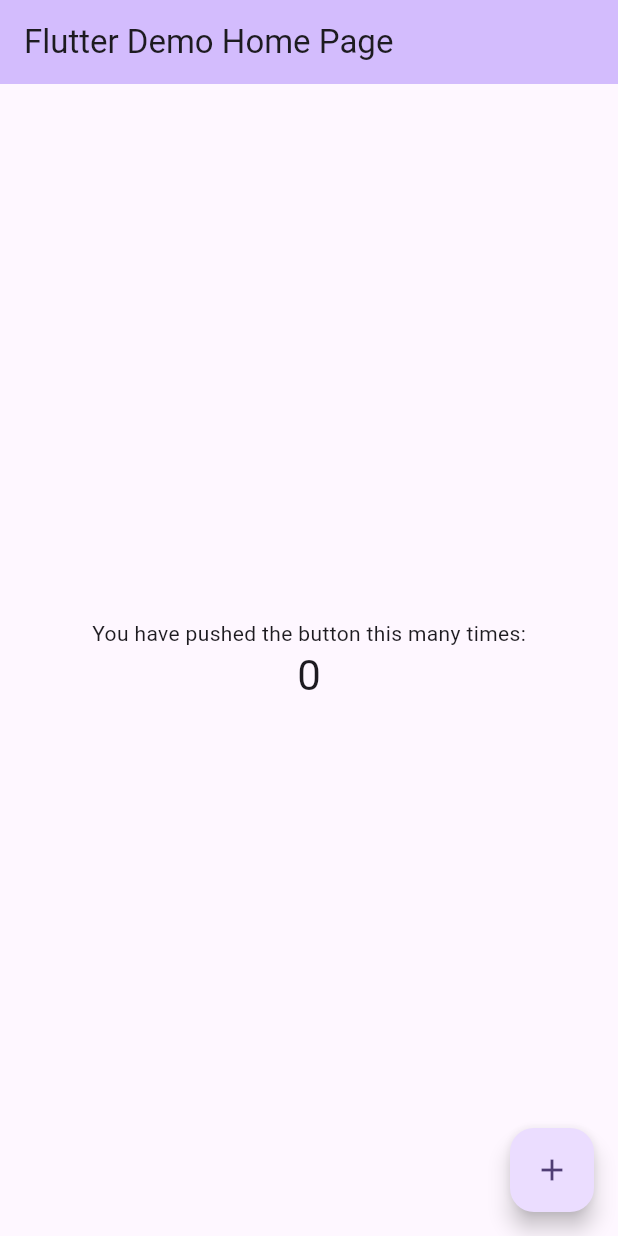
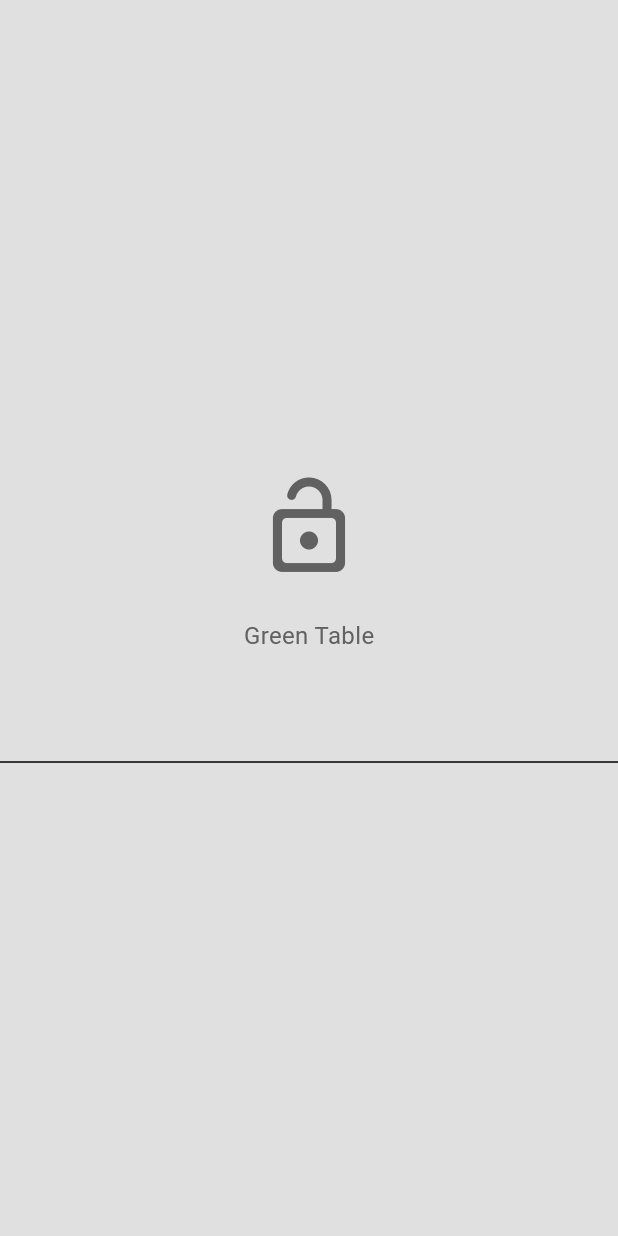
Before and after one commit to Ishan-Hegde/Green-Table, a Flutter app: the screen it shows after launch, on a phone screen of 412 x 824 dp. Run offline on Flutter 3.47's test engine with Material 3 defaults, Android fonts, the phone set to English and light mode, and no system bars.

Commit message:
first push
mitchkoko(6:03)

```diff
--- a/lib/main.dart
+++ b/lib/main.dart
@@ -1,125 +1,24 @@
 import 'package:flutter/material.dart';
+import 'package:green_table/pages/login_page.dart';
+import 'package:green_table/themes/theme_provider.dart';
+import 'package:provider/provider.dart';
 
 void main() {
-  runApp(const MyApp());
+  runApp(ChangeNotifierProvider(
+    create: (context) => ThemeProvider(),
+    child: const MyApp(),
+  ));
 }
 
 class MyApp extends StatelessWidget {
   const MyApp({super.key});
 
-  // This widget is the root of your application.
   @override
   Widget build(BuildContext context) {
     return MaterialApp(
-      title: 'Flutter Demo',
-      theme: ThemeData(
-        // This is the theme of your application.
-        //
-        // TRY THIS: Try running your application with "flutter run". You'll see
-        // the application has a blue toolbar. Then, without quitting the app,
-        // try changing the seedColor in the colorScheme below to Colors.green
-        // and then invoke "hot reload" (save your changes or press the "hot
-        // reload" button in a Flutter-supported IDE, or press "r" if you used
-        // the command line to start the app).
-        //
-        // Notice that the counter didn't reset back to zero; the application
-        // state is not lost during the reload. To reset the state, use hot
-        // restart instead.
-        //
-        // This works for code too, not just values: Most code changes can be
-        // tested with just a hot reload.
-        colorScheme: ColorScheme.fromSeed(seedColor: Colors.deepPurple),
-        useMaterial3: true,
-      ),
-      home: const MyHomePage(title: 'Flutter Demo Home Page'),
+      debugShowCheckedModeBanner: false,
+      home: const LoginPage(),
+      theme: Provider.of<ThemeProvider>(context).themeData,
     );
   }
 }
-
-class MyHomePage extends StatefulWidget {
-  const MyHomePage({super.key, required this.title});
-
-  // This widget is the home page of your application. It is stateful, meaning
-  // that it has a State object (defined below) that contains fields that affect
-  // how it looks.
-
-  // This class is the configuration for the state. It holds the values (in this
-  // case the title) provided by the parent (in this case the App widget) and
-  // used by the build method of the State. Fields in a Widget subclass are
-  // always marked "final".
-
-  final String title;
-
-  @override
-  State<MyHomePage> createState() => _MyHomePageState();
-}
-
-class _MyHomePageState extends State<MyHomePage> {
-  int _counter = 0;
-
-  void _incrementCounter() {
-    setState(() {
-      // This call to setState tells the Flutter framework that something has
-      // changed in this State, which causes it to rerun the build method below
-      // so that the display can reflect the updated values. If we changed
-      // _counter without calling setState(), then the build method would not be
-      // called again, and so nothing would appear to happen.
-      _counter++;
-    });
-  }
-
-  @override
-  Widget build(BuildContext context) {
-    // This method is rerun every time setState is called, for instance as done
-    // by the _incrementCounter method above.
-    //
-    // The Flutter framework has been optimized to make rerunning build methods
-    // fast, so that you can just rebuild anything that needs updating rather
-    // than having to individually change instances of widgets.
-    return Scaffold(
-      appBar: AppBar(
-        // TRY THIS: Try changing the color here to a specific color (to
-        // Colors.amber, perhaps?) and trigger a hot reload to see the AppBar
-        // change color while the other colors stay the same.
-        backgroundColor: Theme.of(context).colorScheme.inversePrimary,
-        // Here we take the value from the MyHomePage object that was created by
-        // the App.build method, and use it to set our appbar title.
-        title: Text(widget.title),
-      ),
-      body: Center(
-        // Center is a layout widget. It takes a single child and positions it
-        // in the middle of the parent.
-        child: Column(
-          // Column is also a layout widget. It takes a list of children and
-          // arranges them vertically. By default, it sizes itself to fit its
-          // children horizontally, and tries to be as tall as its parent.
-          //
-          // Column has various properties to control how it sizes itself and
-          // how it positions its children. Here we use mainAxisAlignment to
-          // center the children vertically; the main axis here is the vertical
-          // axis because Columns are vertical (the cross axis would be
-          // horizontal).
-          //
-          // TRY THIS: Invoke "debug painting" (choose the "Toggle Debug Paint"
-          // action in the IDE, or press "p" in the console), to see the
-          // wireframe for each widget.
-          mainAxisAlignment: MainAxisAlignment.center,
-          children: <Widget>[
-            const Text(
-              'You have pushed the button this many times:',
-            ),
-            Text(
-              '$_counter',
-              style: Theme.of(context).textTheme.headlineMedium,
-            ),
-          ],
-        ),
-      ),
-      floatingActionButton: FloatingActionButton(
-        onPressed: _incrementCounter,
-        tooltip: 'Increment',
-        child: const Icon(Icons.add),
-      ), // This trailing comma makes auto-formatting nicer for build methods.
-    );
-  }
-}
--- /dev/null
+++ b/lib/pages/login_page.dart
@@ -0,0 +1,44 @@
+import 'package:flutter/material.dart';
+
+class LoginPage extends StatelessWidget {
+  const LoginPage({super.key});
+
+  @override
+  Widget build(BuildContext context) {
+    return Scaffold(
+      backgroundColor: Theme.of(context).colorScheme.background,
+      body: Center(
+        child: Column(
+          mainAxisAlignment: MainAxisAlignment.center,
+          children: [
+            //logo
+            Icon(
+              Icons.lock_open_rounded,
+              size: 72,
+              color: Theme.of(context).colorScheme.inversePrimary,
+            ),
+            const SizedBox(height: 25),
+
+            //message, app slogan
+            Text(
+              "Green Table",
+              style: TextStyle(
+                fontSize: 16,
+                color: Theme.of(context).colorScheme.inversePrimary,
+              ),
+            ),
+            const SizedBox(height: 25),
+
+            // email textfield
+            TextField(),
+            //password textfield
+
+            //sign in button
+
+            //not a member? register now
+          ],
+        ),
+      ),
+    );
+  }
+}
--- /dev/null
+++ b/lib/themes/dark_mode.dart
@@ -0,0 +1,11 @@
+import 'package:flutter/material.dart';
+
+ThemeData darkMode = ThemeData(
+  colorScheme: ColorScheme.dark(
+    background: const Color.fromARGB(255, 20, 20, 20),
+    primary: const Color.fromARGB(255, 122, 122, 122),
+    secondary: const Color.fromARGB(255, 30, 30, 30),
+    tertiary: const Color.fromARGB(255, 47, 47, 47),
+    inversePrimary: Colors.grey.shade300,
+  ),
+);
--- /dev/null
+++ b/lib/themes/light_mode.dart
@@ -0,0 +1,11 @@
+import 'package:flutter/material.dart';
+
+ThemeData lightMode = ThemeData(
+  colorScheme: ColorScheme.light(
+    background: Colors.grey.shade300,
+    primary: Colors.grey.shade500,
+    secondary: Colors.grey.shade100,
+    tertiary: Colors.white,
+    inversePrimary: Colors.grey.shade700,
+  ),
+);
--- /dev/null
+++ b/lib/themes/theme_provider.dart
@@ -0,0 +1,24 @@
+import 'package:flutter/material.dart';
+import 'package:green_table/themes/dark_mode.dart';
+import 'package:green_table/themes/light_mode.dart';
+
+class ThemeProvider with ChangeNotifier {
+  ThemeData _themeData = lightMode;
+
+  ThemeData get themeData => _themeData;
+
+  bool get isDarkMode => _themeData == darkMode;
+
+  set themeData(ThemeData themeData) {
+    _themeData = themeData;
+    notifyListeners();
+  }
+
+  void toggleTheme() {
+    if (_themeData == lightMode) {
+      themeData = darkMode;
+    } else {
+      themeData = lightMode;
+    }
+  }
+}
--- a/pubspec.yaml
+++ b/pubspec.yaml
@@ -35,6 +35,7 @@ dependencies:
   # The following adds the Cupertino Icons font to your application.
   # Use with the CupertinoIcons class for iOS style icons.
   cupertino_icons: ^1.0.2
+  provider: ^6.1.2
 
 dev_dependencies:
   flutter_test:
```
Also changed, not shown: pubspec.lock.
